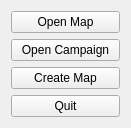
Above: dialogs/startupdialog.ui from Palmik/MazeMan before the change. Below: the same form after it.
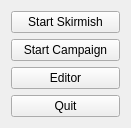
That is the form after the change.

Commit message: Added dialog which pops up after you have won a skirmish or campaign.

```diff
--- a/dialogs/startupdialog.ui
+++ b/dialogs/startupdialog.ui
@@ -7,7 +7,7 @@
     <x>0</x>
     <y>0</y>
     <width>131</width>
-    <height>112</height>
+    <height>116</height>
    </rect>
   </property>
   <property name="windowTitle">
@@ -17,21 +17,21 @@
    <item>
     <widget class="QPushButton" name="openMap">
      <property name="text">
-      <string>Open Map</string>
+      <string>Start Skirmish</string>
      </property>
     </widget>
    </item>
    <item>
     <widget class="QPushButton" name="openCampaign">
      <property name="text">
-      <string>Open Campaign</string>
+      <string>Start Campaign</string>
      </property>
     </widget>
    </item>
    <item>
     <widget class="QPushButton" name="createMap">
      <property name="text">
-      <string>Create Map</string>
+      <string>Editor</string>
      </property>
     </widget>
    </item>
```
The commit also changes 1 other file.
